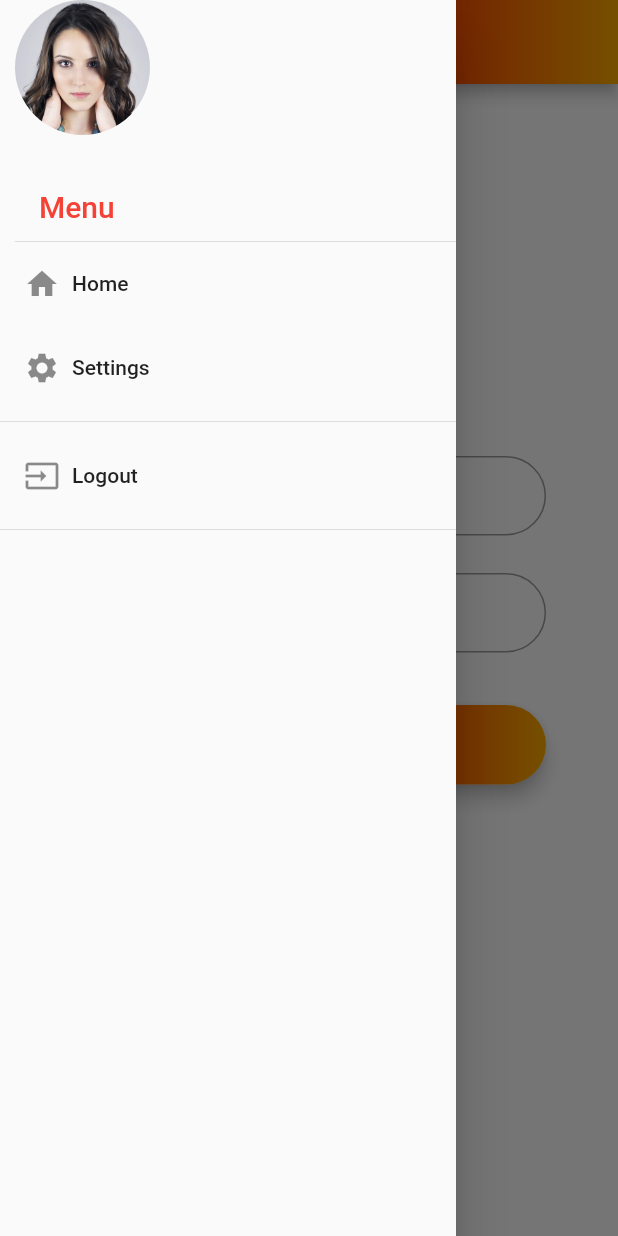
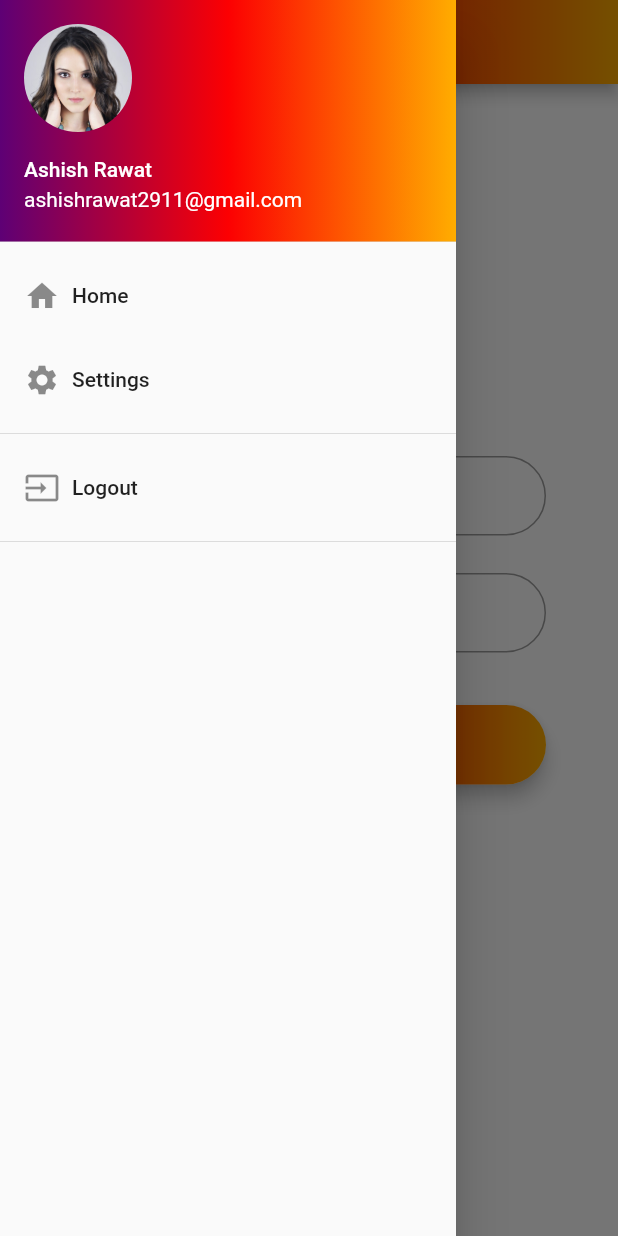
Before and after one commit to amfyWebService/instatube, a Flutter app: the screen it shows after launch, with the side drawer open, on a phone screen of 412 x 824 dp. Run offline on Flutter 3.47's test engine with Material 2 defaults, Android fonts, the phone set to English and light mode, and no system bars; our stand-ins replace chewie, flutter_i18n, video_player; missing offline and left inert: preferences; Roboto replaces fonts that are missing (Montserrat).

Commit message:
add: video player in homepage + edit: drawer

```diff
--- a/lib/widgets/drawer.dart
+++ b/lib/widgets/drawer.dart
@@ -1,7 +1,6 @@
 import 'package:flutter/material.dart';
 import 'package:instatube/main.dart';
 import 'package:instatube/view/home_page.dart';
-import 'package:instatube/view/login_page.dart';
 import 'package:instatube/view/settings_page.dart';
 
 class AppDrawer extends StatelessWidget {
@@ -11,7 +10,7 @@ class AppDrawer extends StatelessWidget {
       child: ListView(
         padding: EdgeInsets.zero,
         children: <Widget>[
-          _createHeader(),
+          _createHeader(context),
           _createDrawerItem(icon: Icons.home, text: 'Home',
             onTap: () =>
               Navigator.push(context, new MaterialPageRoute(
@@ -33,31 +32,32 @@ class AppDrawer extends StatelessWidget {
   }
 }
 
-  Widget _createHeader() {
-  return DrawerHeader(
-      margin: EdgeInsets.only(left: 10.0),
-      padding: EdgeInsets.zero,
-      child: Stack(children: <Widget>[
-        Container(
-        width: 90.0,
-        height: 90.0,
-        decoration:  BoxDecoration(
-        shape: BoxShape.circle,
-        image: new DecorationImage(
-        fit: BoxFit.cover,
-        image: AssetImage("assets/images/profile.jpg")
-                        )
-                    ),),
+  Widget _createHeader(BuildContext context) {
+  return UserAccountsDrawerHeader(
+              decoration: BoxDecoration(
+                gradient: LinearGradient(
+                  begin: Alignment.centerLeft,
+                  end: Alignment.centerRight,
+                  colors: <Color>[
+                    Color(0xFF5E0075),
+                    Color(0xFFFC0002),
+                    Color(0xFFFFAD00),
+                  ],
+                  ),
+                ),
 
-        Positioned(
-            bottom: 12.0,
-            left: 16.0,
-            child: Text("Menu",
-                style: TextStyle(
-                    color: Colors.red,
-                    fontSize: 20.0,
-                    fontWeight: FontWeight.w500))),
-      ]));
+      accountName: Text("Ashish Rawat"),
+  accountEmail: Text("ashishrawat2911@gmail.com"),
+  currentAccountPicture: CircleAvatar(
+     radius: 30.0,
+     backgroundColor: Colors.transparent,
+     backgroundImage:AssetImage("assets/images/profile.jpg")
+
+
+      ),
+    );
+
+
 }
 
 Widget _createDrawerItem(
--- a/pubspec.yaml
+++ b/pubspec.yaml
@@ -19,7 +19,6 @@ environment:
 dependencies:
   flutter:
     sdk: flutter
-
   # The following adds the Cupertino Icons font to your application.
   # Use with the CupertinoIcons class for iOS style icons.
   cupertino_icons: ^0.1.2
@@ -29,6 +28,8 @@ dependencies:
   provider: ^3.1.0+1
   flutter_i18n: ^0.7.0
   preferences: ^5.0.1
+  video_player: ^0.10.2+5
+  chewie: ^0.9.8+1
 
 dev_dependencies:
   flutter_test:
```
Also changed, not shown: lib/view/home_page.dart (+63 -3 lines), lib/widgets/list_item_video.dart (added, +73 -0 lines), pubspec.lock, 2 other files.
